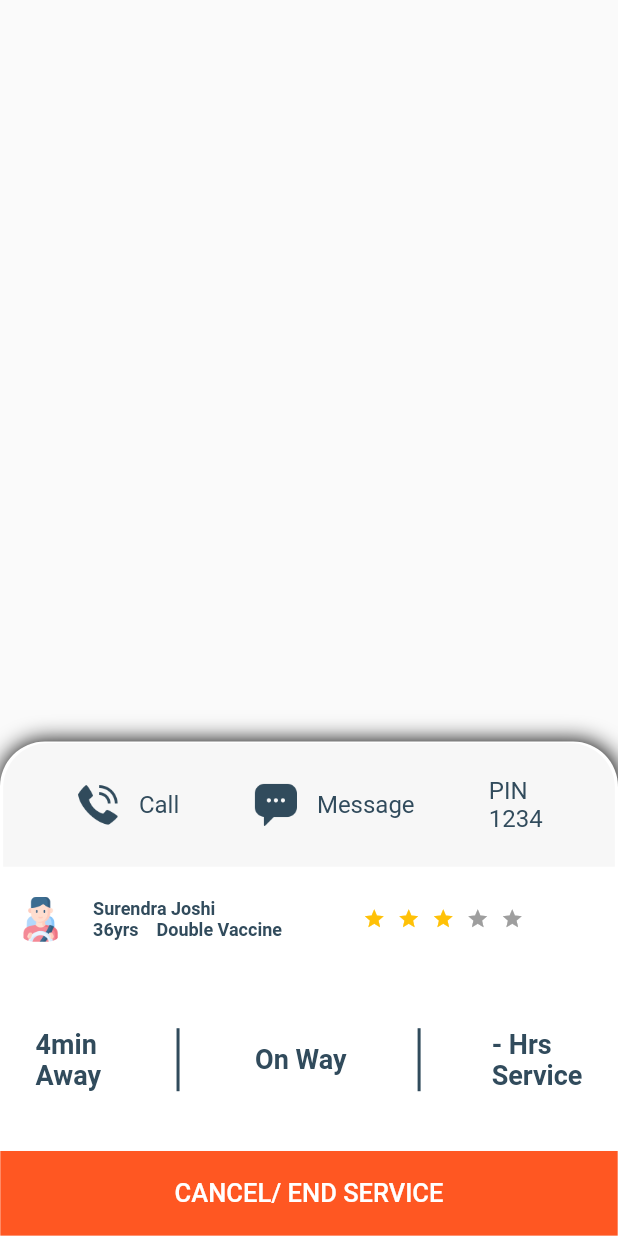
After one commit to arjunganesh123/Saratthi-Consumer, a Flutter app: the driverDetails screen opened directly, on a phone screen of 412 x 824 dp. The commit adds this screen. Run offline on Flutter 3.47's test engine with Material 2 defaults, Android fonts, the light colour scheme and no system bars; drawn by our look-alikes of flutter_rating_bar; our stand-ins replace dio, firebase_auth, firebase_core, flutter_switch, fluttertoast, font_awesome_flutter and 7 more; missing offline and left inert: flutter_google_places, google_api_headers, google_maps_webservice, map_location_picker, place_picker, progress_indicator and 1 more; accounts and stored records are empty; network calls fail; Roboto replaces fonts that are missing (OPTICopperplate, gillsans); project files that could hold a hidden picture were left out.

Commit message:
Bug fixes

```diff
--- /dev/null
+++ b/lib/Views/Login/driverDetails.dart
@@ -0,0 +1,231 @@
+import 'package:flutter/material.dart';
+import 'package:flutter_rating_bar/flutter_rating_bar.dart';
+
+class driverDetails extends StatefulWidget {
+  const driverDetails({Key? key}) : super(key: key);
+
+  @override
+  State<driverDetails> createState() => _driverDetailsState();
+}
+
+class _driverDetailsState extends State<driverDetails> {
+  @override
+  Widget build(BuildContext context) {
+    var h = MediaQuery.of(context).size.height;
+    var w = MediaQuery.of(context).size.width;
+    var givenBlue = const Color(0xFF314b5c);
+    var givenBg = const Color(0xFFF7F7F7);
+    return Scaffold(
+      resizeToAvoidBottomInset: false,
+      body: Stack(
+        children: [
+          Positioned(
+            bottom: 0,
+            left: 0,
+            right: 0,
+            child: Container(
+                height: h * .40,
+                decoration: const BoxDecoration(
+                    color: Colors.white,
+                    borderRadius: BorderRadius.only(
+                      topLeft: Radius.circular(30.0),
+                      topRight: Radius.circular(30.0),
+                    ),
+                    boxShadow: [
+                      BoxShadow(
+                        color: Colors.black,
+                        blurRadius: 12.0,
+                        spreadRadius: .5,
+                        offset: Offset(0.7, 0.7),
+                      )
+                    ]),
+                child: Column(children: [
+                  const SizedBox(
+                    height: 1.0,
+                  ),
+                  Container(
+                    width: .99 * w,
+                    height: .1 * h,
+                    decoration: BoxDecoration(
+                      color: givenBg,
+                      borderRadius: const BorderRadius.only(
+                          topRight: Radius.circular(30.0),
+                          topLeft: Radius.circular(30.0)),
+                    ),
+                    child: Row(
+                      mainAxisAlignment: MainAxisAlignment.center,
+                      children: [
+                        Image.asset(
+                          "assets/Icons/014-telephone-call.png",
+                          height: 30,
+                          width: 30,
+                          color: givenBlue,
+                        ),
+                        SizedBox(
+                          width: w * .03,
+                        ),
+                        Text(
+                          "Call",
+                          style: TextStyle(
+                              fontSize: 16.0,
+                              fontFamily: 'gillsans',
+                              color: givenBlue),
+                        ),
+                        SizedBox(width: w * .12),
+                        Image.asset(
+                          "assets/Icons/016-chat.png",
+                          height: 30,
+                          width: 30,
+                          color: givenBlue,
+                        ),
+                        SizedBox(
+                          width: w * .03,
+                        ),
+                        Text(
+                          "Message",
+                          style: TextStyle(
+                              fontSize: 16.0,
+                              fontFamily: 'gillsans',
+                              color: givenBlue),
+                        ),
+                        SizedBox(width: w * .12),
+                        Text(
+                          "PIN\n1234",
+                          style: TextStyle(
+                              fontSize: 16.0,
+                              fontFamily: 'gillsans',
+                              color: givenBlue),
+                        ),
+                      ],
+                    ),
+                  ),
+                  Container(
+                    width: .99 * w,
+                    height: .23 * h,
+                    child: Column(
+                      children: [
+                        const SizedBox(
+                          height: 20,
+                        ),
+                        Row(
+                          mainAxisAlignment: MainAxisAlignment.start,
+                          children: [
+                            const SizedBox(
+                              width: 10,
+                            ),
+                            ClipRRect(
+                              borderRadius: BorderRadius.circular(10),
+                              child: Image.asset(
+                                "assets/Icons/061-driver-1.png",
+                                height: 30,
+                                width: 30,
+                              ),
+                            ),
+                            const SizedBox(
+                              width: 20,
+                            ),
+                            Column(
+                              children: [
+                                Text(
+                                  "Surendra Joshi\n36yrs    Double Vaccine",
+                                  style: TextStyle(
+                                      fontSize: 12.0,
+                                      fontFamily: 'gillsans',
+                                      fontWeight: FontWeight.bold,
+                                      color: givenBlue),
+                                ),
+                              ],
+                            ),
+                            const SizedBox(
+                              width: 50,
+                            ),
+                            RatingBar.builder(
+                              initialRating: 3,
+                              minRating: 1,
+                              direction: Axis.horizontal,
+                              allowHalfRating: true,
+                              itemCount: 5,
+                              itemSize: 15,
+                              itemPadding:
+                                  const EdgeInsets.symmetric(horizontal: 4.0),
+                              itemBuilder: (context, _) => const Icon(
+                                Icons.star,
+                                color: Colors.amber,
+                              ),
+                              onRatingUpdate: (rating) {
+                                print(rating);
+                              },
+                            ),
+                          ],
+                        ),
+                        SizedBox(
+                          height: h * .07,
+                        ),
+                        IntrinsicHeight(
+                          child: Row(
+                            mainAxisAlignment: MainAxisAlignment.spaceAround,
+                            children: [
+                              Text(
+                                "4min\nAway",
+                                style: TextStyle(
+                                    fontSize: 18.0,
+                                    fontFamily: 'gillsans',
+                                    fontWeight: FontWeight.bold,
+                                    color: givenBlue),
+                              ),
+                              VerticalDivider(
+                                color: givenBlue,
+                                thickness: 2,
+                              ),
+                              Text(
+                                "On Way",
+                                style: TextStyle(
+                                    fontSize: 18.0,
+                                    fontFamily: 'gillsans',
+                                    fontWeight: FontWeight.bold,
+                                    color: givenBlue),
+                              ),
+                              VerticalDivider(
+                                color: givenBlue,
+                                thickness: 2,
+                                width: 10,
+                              ),
+                              Text(
+                                "- Hrs\nService",
+                                style: TextStyle(
+                                    fontSize: 18.0,
+                                    fontFamily: 'gillsans',
+                                    fontWeight: FontWeight.bold,
+                                    color: givenBlue),
+                              ),
+                            ],
+                          ),
+                        )
+                      ],
+                    ),
+                  ),
+                  InkWell(
+                    onTap: () {},
+                    child: Container(
+                      width: .999 * w,
+                      height: .0685 * h,
+                      color: Colors.deepOrange,
+                      child: TextButton(
+                        onPressed: () {},
+                        child: const Text(
+                          "CANCEL/ END SERVICE",
+                          style: TextStyle(
+                              fontSize: 17.0,
+                              fontFamily: 'OPTICopperplate',
+                              color: Colors.white),
+                        ),
+                      ),
+                    ),
+                  ),
+                ])),
+          )
+        ],
+      ),
+    );
+  }
+}
--- a/pubspec.yaml
+++ b/pubspec.yaml
@@ -67,6 +67,7 @@ dependencies:
   shared_preferences: ^2.0.15
   image_picker: ^0.8.5+3
   dio: ^4.0.6
+  flutter_rating_bar: ^4.0.1
 
 
 
```
Also changed, not shown: lib/Views/Login/edit user.dart (+9 -11 lines), lib/Views/Login/planJouney.dart (added, +213 -0 lines), lib/Views/Login/verify.dart (+11 -6 lines), lib/main.dart (+2 -5 lines), pubspec.lock.
